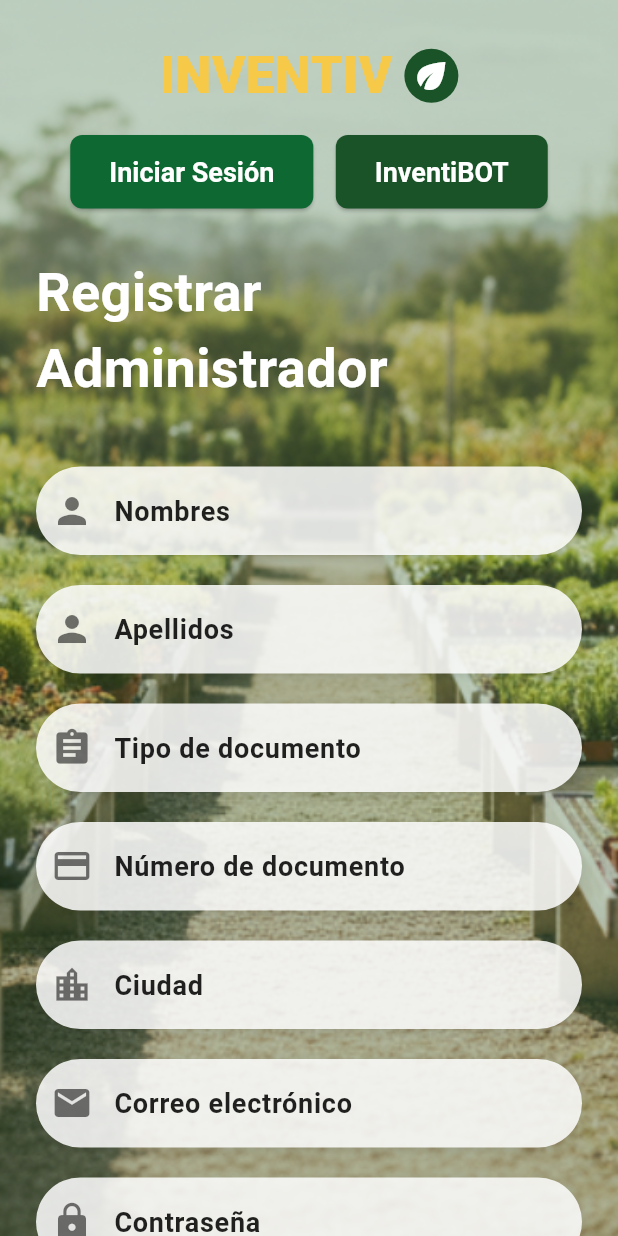
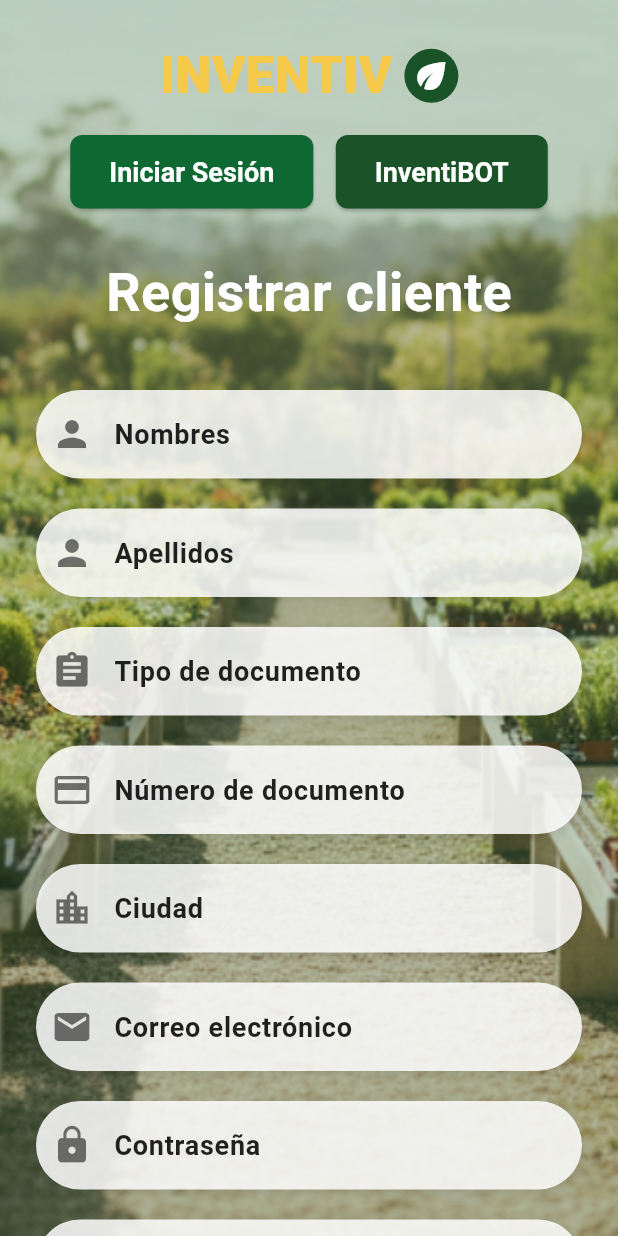
Before and after one commit to natalia482/inventivo_viveros, a Flutter app: the RegisterScreen screen opened directly, on a phone screen of 412 x 824 dp. Run offline on Flutter 3.47's test engine with Material 3 defaults, Android fonts, the phone set to English and light mode, and no system bars; Roboto replaces fonts that are missing (Poppins).

Commit message:
cambio de prueba jesus

```diff
--- a/lib/register_screen.dart
+++ b/lib/register_screen.dart
@@ -24,7 +24,7 @@
 
                 // TÍTULO
                 const Text(
-                  "Registrar Administrador",
+                  "Registrar cliente",
                   style: TextStyle(
                     color: Colors.white,
                     fontSize: 36,
```
